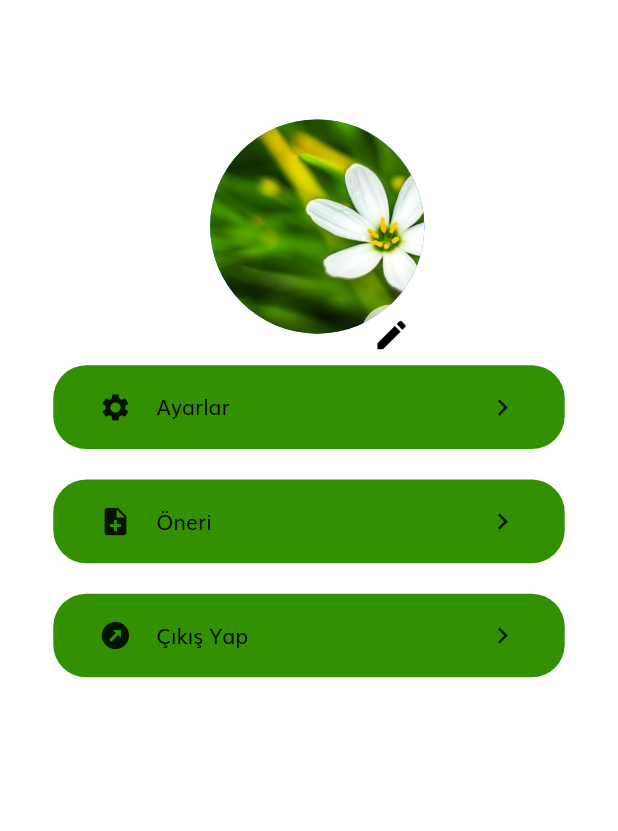
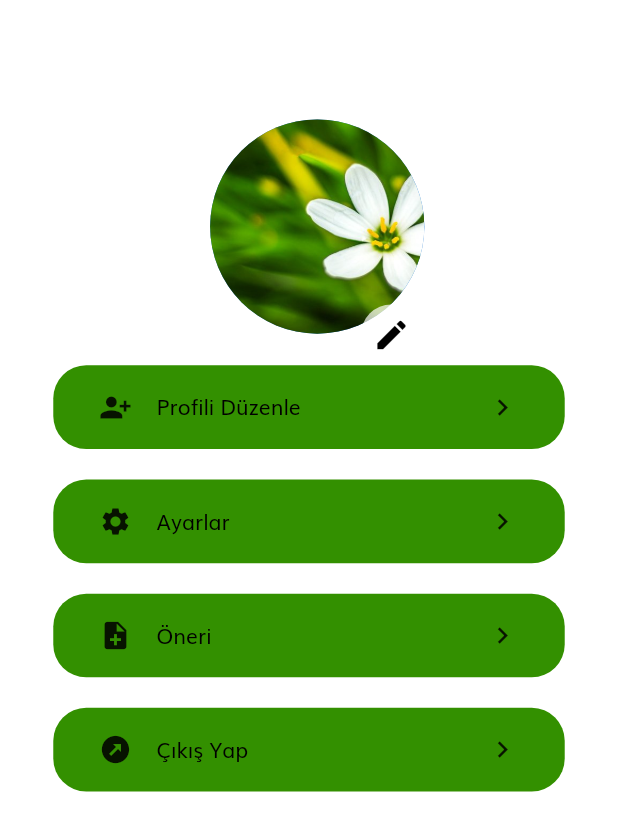
Before and after one commit to seymanurterzioglu/yesilTerapi, a Flutter app: the ProfilePage screen opened directly, on a phone screen of 412 x 824 dp. Shown: the top 831 px of the screen. Run offline on Flutter 3.47's test engine with Material 2 defaults, Android fonts, the phone set to English and light mode, and no system bars; our stand-ins replace flutter_svg.

Commit message:
Yeşil Terapi

```diff
--- a/lib/main_page/profile/profile_page.dart
+++ b/lib/main_page/profile/profile_page.dart
@@ -10,6 +10,7 @@ class ProfilePage extends StatelessWidget {
       body: Column(
         children: <Widget>[
           SizedBox(height: getProportionateScreenHeight(60)),
+            // for image
           Row(
             mainAxisAlignment: MainAxisAlignment.center,
             crossAxisAlignment: CrossAxisAlignment.start,
@@ -46,9 +47,14 @@ class ProfilePage extends StatelessWidget {
               ),
             ],
           ),
+              //  List
           Expanded(
             child: ListView(
               children: <Widget>[
+                ProfileListItem(
+                  icon: Icons.person_add_alt_1,
+                  text: 'Profili Düzenle',
+                ),
                 ProfileListItem(
                   icon: Icons.settings,
                   text: 'Ayarlar',
```
